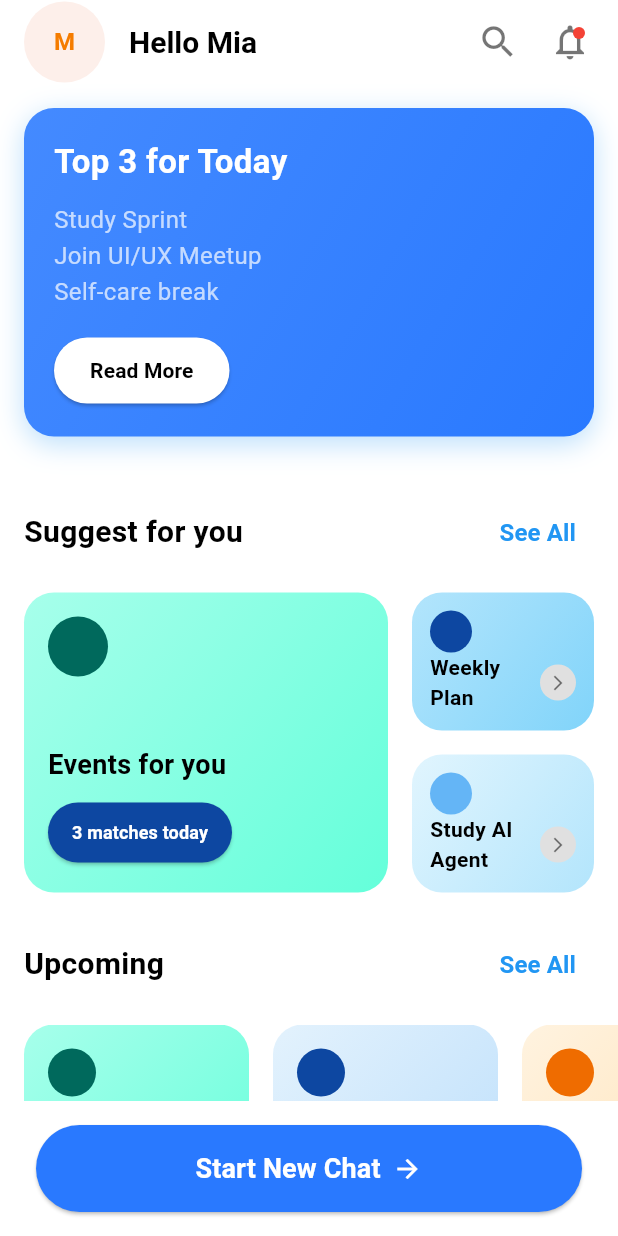
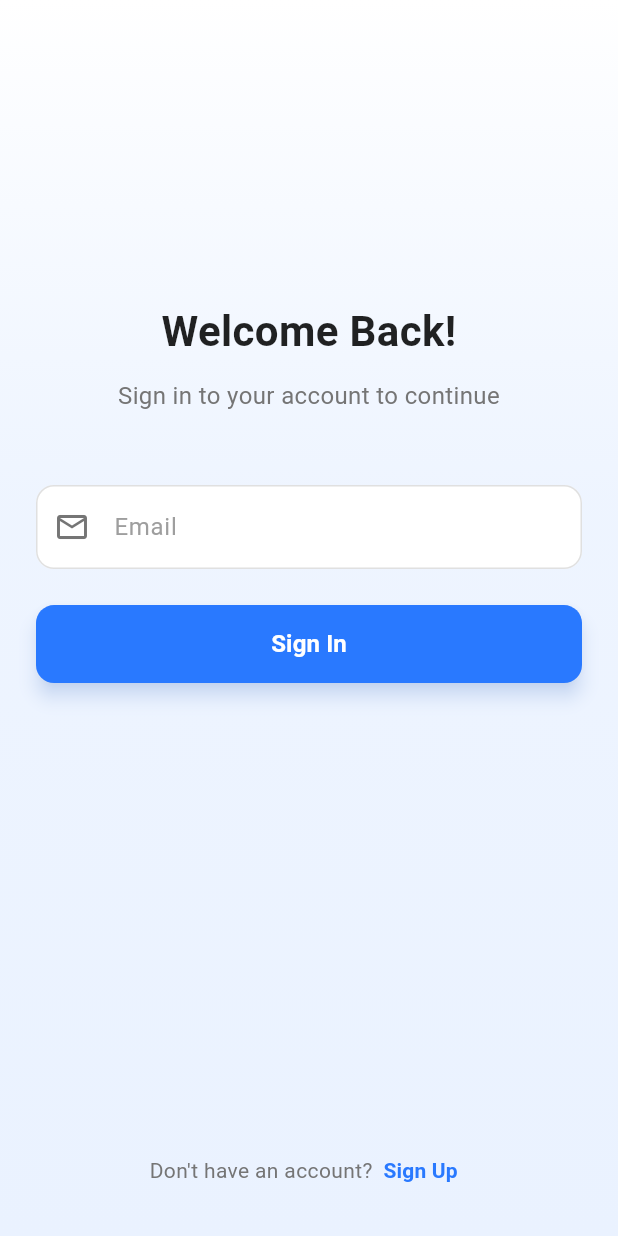
Before and after one commit to essor1234/campussync, a Flutter app: the screen it shows after launch, on a phone screen of 412 x 824 dp. Run offline on Flutter 3.47's test engine with Material 3 defaults, Android fonts, the phone set to English and light mode, and no system bars; our stand-ins replace flutter_dotenv, sqflite; accounts and stored records are empty.

Commit message:
Update login/register U/Change logic

```diff
--- a/lib/main.dart
+++ b/lib/main.dart
@@ -1,22 +1,23 @@
 // main.dart
 import 'package:campussync/providers/chat_provider.dart';
+import 'package:campussync/providers/user_provider.dart';
+import 'package:campussync/providers/schedule_provider.dart';
+import 'package:campussync/providers/event_provider.dart';
+import 'package:campussync/screens/auth/login_screen.dart';
+import 'package:campussync/screens/auth/register_screen.dart';
 import 'package:campussync/screens/event/events_screen.dart';
 import 'package:campussync/screens/home/home_screen.dart';
 import 'package:campussync/screens/schedule/schedule_screen.dart';
-import 'screens/aiAgent/smart_screen.dart';
+import 'package:campussync/screens/aiAgent/smart_screen.dart';
 import 'package:flutter/material.dart';
 import 'package:flutter_dotenv/flutter_dotenv.dart';
 import 'package:provider/provider.dart';
-
-import 'providers/user_provider.dart';
-import 'providers/schedule_provider.dart';
-import 'providers/event_provider.dart';
-import 'utils/routes.dart';
+import 'package:campussync/utils/routes.dart';
 
 void main() async {
   WidgetsFlutterBinding.ensureInitialized();
 
-  // Load .env (must be in project raíz + listed in pubspec.yaml assets)
+  // Load .env (must be in project root + listed in pubspec.yaml assets)
   await dotenv.load(fileName: ".env");
 
   runApp(const MyApp());
@@ -39,7 +40,7 @@ class MyApp extends StatelessWidget {
       ],
       child: MaterialApp(
         debugShowCheckedModeBanner: false,
-        title: 'School Management',
+        title: 'CampusSync', // Updated to match your app name
         theme: ThemeData(
           primarySwatch: Colors.blue,
           scaffoldBackgroundColor: Colors.white,
@@ -47,18 +48,21 @@ class MyApp extends StatelessWidget {
             border: OutlineInputBorder(),
           ),
         ),
+        // Remove the 'routes' map to avoid conflicts—rely on onGenerateRoute for all
+        // **TESTING** – uncomment if you want to bypass auth temporarily
+        // home: const StudySmartScreen(),  // Or HomeScreen() for full flow
 
-        // **TESTING** – go straight to the AI screen
-        home: const HomeScreen(),
-        routes: {
-          '/study': (context) => const StudySmartScreen(),
-          '/events': (context) => const EventScreen(),
-          '/schedule': (context) => const ScheduleScreen(),
-        },
-
-        // Keep your normal routing for later
-        // initialRoute: Routes.login,
-        // onGenerateRoute: Routes.generateRoute,
+        // Standard auth flow: Start at login, auto-redirect if already logged in
+        home: Consumer<UserProvider>(
+          builder: (context, userProvider, child) {
+            if (userProvider.user != null) {
+              return const HomeScreen();
+            }
+            return const LoginScreen();
+          },
+        ),
+        onGenerateRoute: Routes
+            .generateRoute, // Handles all named routes (login, home, etc.)
       ),
     );
   }
--- /dev/null
+++ b/lib/screens/auth/auth_bottom_link.dart
@@ -0,0 +1,40 @@
+// TODO Implement this library.
+import 'package:flutter/material.dart';
+import 'auth_layout.dart'; // For kAuthBlue
+
+class AuthBottomLink extends StatelessWidget {
+  final String text;
+  final String linkText;
+  final VoidCallback onTap;
+
+  const AuthBottomLink({
+    super.key,
+    required this.text,
+    required this.linkText,
+    required this.onTap,
+  });
+
+  @override
+  Widget build(BuildContext context) {
+    return Row(
+      mainAxisAlignment: MainAxisAlignment.center,
+      children: [
+        Text(text, style: TextStyle(color: Colors.grey.shade600, fontSize: 14)),
+        TextButton(
+          onPressed: onTap,
+          style: TextButton.styleFrom(
+            padding: const EdgeInsets.symmetric(horizontal: 4),
+          ),
+          child: Text(
+            linkText,
+            style: const TextStyle(
+              color: kAuthBlue,
+              fontSize: 14,
+              fontWeight: FontWeight.bold,
+            ),
+          ),
+        ),
+      ],
+    );
+  }
+}
--- /dev/null
+++ b/lib/screens/auth/auth_layout.dart
@@ -0,0 +1,36 @@
+// TODO Implement this library.
+import 'package:flutter/material.dart';
+
+// Colors sampled from the new design
+const kAuthBlue = Color(0xFF2979FF);
+final kAuthBackgroundGradient = LinearGradient(
+  begin: Alignment.topCenter,
+  end: Alignment.bottomCenter,
+  colors: [
+    Colors.white,
+    const Color(0xFFEAF2FF).withOpacity(0.8),
+    const Color(0xFFEAF2FF),
+  ],
+  stops: const [0.0, 0.4, 1.0],
+);
+
+class AuthLayout extends StatelessWidget {
+  final Widget child;
+  const AuthLayout({super.key, required this.child});
+
+  @override
+  Widget build(BuildContext context) {
+    return Scaffold(
+      // Use a container for the gradient background
+      body: Container(
+        decoration: BoxDecoration(gradient: kAuthBackgroundGradient),
+        child: SafeArea(
+          child: Padding(
+            padding: const EdgeInsets.symmetric(horizontal: 24.0),
+            child: child,
+          ),
+        ),
+      ),
+    );
+  }
+}
--- /dev/null
+++ b/lib/screens/auth/auth_primary_button.dart
@@ -0,0 +1,45 @@
+// TODO Implement this library.
+import 'package:flutter/material.dart';
+import 'auth_layout.dart'; // For kAuthBlue
+
+class AuthPrimaryButton extends StatelessWidget {
+  final String text;
+  final bool isLoading;
+  final VoidCallback onPressed;
+
+  const AuthPrimaryButton({
+    super.key,
+    required this.text,
+    required this.isLoading,
+    required this.onPressed,
+  });
+
+  @override
+  Widget build(BuildContext context) {
+    return ElevatedButton(
+      style: ElevatedButton.styleFrom(
+        backgroundColor: kAuthBlue,
+        foregroundColor: Colors.white,
+        minimumSize: const Size(double.infinity, 52),
+        shape: RoundedRectangleBorder(borderRadius: BorderRadius.circular(12)),
+        elevation: 5,
+        shadowColor: kAuthBlue.withOpacity(0.3),
+      ),
+      // Disable button when loading
+      onPressed: isLoading ? null : onPressed,
+      child: isLoading
+          ? const SizedBox(
+              width: 24,
+              height: 24,
+              child: CircularProgressIndicator(
+                color: Colors.white,
+                strokeWidth: 3,
+              ),
+            )
+          : Text(
+              text,
+              style: const TextStyle(fontSize: 16, fontWeight: FontWeight.bold),
+            ),
+    );
+  }
+}
--- /dev/null
+++ b/lib/screens/auth/auth_text_field.dart
@@ -0,0 +1,45 @@
+// TODO Implement this library.
+import 'package:flutter/material.dart';
+
+class AuthTextField extends StatelessWidget {
+  final TextEditingController controller;
+  final String hintText;
+  final IconData icon;
+
+  const AuthTextField({
+    super.key,
+    required this.controller,
+    required this.hintText,
+    required this.icon,
+  });
+
+  @override
+  Widget build(BuildContext context) {
+    return TextField(
+      controller: controller,
+      keyboardType: hintText == "Email"
+          ? TextInputType.emailAddress
+          : TextInputType.text,
+      decoration: InputDecoration(
+        hintText: hintText,
+        hintStyle: TextStyle(color: Colors.grey.shade500),
+        prefixIcon: Icon(icon, color: Colors.grey.shade600),
+        filled: true,
+        fillColor: Colors.white,
+        contentPadding: const EdgeInsets.symmetric(vertical: 16),
+        border: OutlineInputBorder(
+          borderRadius: BorderRadius.circular(12),
+          borderSide: BorderSide(color: Colors.grey.shade300, width: 1.0),
+        ),
+        enabledBorder: OutlineInputBorder(
+          borderRadius: BorderRadius.circular(12),
+          borderSide: BorderSide(color: Colors.grey.shade300, width: 1.0),
+        ),
+        focusedBorder: OutlineInputBorder(
+          borderRadius: BorderRadius.circular(12),
+          borderSide: BorderSide(color: const Color(0xFF2979FF), width: 1.5),
+        ),
+      ),
+    );
+  }
+}
--- a/lib/screens/auth/login_screen.dart
+++ b/lib/screens/auth/login_screen.dart
@@ -2,6 +2,10 @@ import 'package:flutter/material.dart';
 import 'package:provider/provider.dart';
 import '../../providers/user_provider.dart';
 import '../../utils/routes.dart';
+import 'auth_layout.dart';
+import 'auth_primary_button.dart';
+import 'auth_text_field.dart';
+import 'auth_bottom_link.dart';
 
 class LoginScreen extends StatefulWidget {
   const LoginScreen({super.key});
@@ -18,21 +22,43 @@ class _LoginScreenState extends State<LoginScreen> {
   Widget build(BuildContext context) {
     final userProvider = Provider.of<UserProvider>(context, listen: false);
 
-    return Scaffold(
-      appBar: AppBar(title: const Text('Login')),
-      body: Padding(
-        padding: const EdgeInsets.all(16),
+    return AuthLayout(
       child: Column(
+        mainAxisAlignment: MainAxisAlignment.center,
+        crossAxisAlignment: CrossAxisAlignment.stretch,
         children: [
-            TextField(
+          const Spacer(flex: 2),
+          // --- Header ---
+          const Text(
+            'Welcome Back!',
+            textAlign: TextAlign.center,
+            style: TextStyle(
+              fontSize: 28,
+              fontWeight: FontWeight.bold,
+              color: Colors.black87,
+            ),
+          ),
+          const SizedBox(height: 12),
+          Text(
+            'Sign in to your account to continue',
+            textAlign: TextAlign.center,
+            style: TextStyle(fontSize: 16, color: Colors.grey.shade600),
+          ),
+          const SizedBox(height: 48),
+
+          // --- Form ---
+          AuthTextField(
             controller: _emailController,
-              decoration: const InputDecoration(labelText: 'Email'),
+            hintText: 'Email',
+            icon: Icons.email_outlined,
           ),
           const SizedBox(height: 24),
-            ElevatedButton(
-              onPressed: _loading
-                  ? null
-                  : () async {
+
+          // --- Login Button ---
+          AuthPrimaryButton(
+            text: 'Sign In',
+            isLoading: _loading,
+            onPressed: () async {
               final email = _emailController.text.trim();
               if (email.isEmpty) return;
 
@@ -43,6 +69,8 @@ class _LoginScreenState extends State<LoginScreen> {
                   ScaffoldMessenger.of(context).showSnackBar(
                     const SnackBar(content: Text('Login successful!')),
                   );
+                  // Navigate to home after successful login (matching your Routes.home)
+                  Navigator.pushReplacementNamed(context, Routes.home);
                 }
               } catch (e) {
                 if (context.mounted) {
@@ -54,19 +82,19 @@ class _LoginScreenState extends State<LoginScreen> {
                 if (mounted) setState(() => _loading = false);
               }
             },
-              child: _loading
-                  ? const CircularProgressIndicator(color: Colors.white)
-                  : const Text('Login'),
           ),
-            const SizedBox(height: 16),
-            TextButton(
-              onPressed: () {
+          const Spacer(flex: 3),
+
+          // --- Bottom Link ---
+          AuthBottomLink(
+            text: "Don't have an account?",
+            linkText: 'Sign Up',
+            onTap: () {
               Navigator.pushNamed(context, Routes.register);
             },
-              child: const Text('Create an account'),
           ),
+          const SizedBox(height: 20), // Padding from bottom
         ],
-        ),
       ),
     );
   }
--- a/lib/screens/home/home_screen.dart
+++ b/lib/screens/home/home_screen.dart
@@ -1,4 +1,5 @@
 // lib/screens/home/home_screen.dart
+import 'package:campussync/providers/user_provider.dart';
 import 'package:campussync/screens/home/home_section_header.dart';
 import 'package:campussync/screens/home/home_suggestion_card.dart';
 import 'package:campussync/screens/home/home_bottom_chat_bar.dart';
@@ -7,6 +8,7 @@ import 'package:campussync/screens/home/home_top_card.dart';
 import 'package:campussync/screens/home/home_upcoming_card.dart';
 import 'package:flutter/material.dart';
 import 'package:flutter/services.dart';
+import 'package:provider/provider.dart';
 
 // --- Color & Gradient Constants ---
 const kHomeTopCardGradient = LinearGradient(
@@ -56,7 +58,7 @@ class HomeScreen extends StatelessWidget {
 
     return Scaffold(
       backgroundColor: Colors.white,
-      appBar: _buildAppBar(),
+      appBar: _buildAppBar(context),
       body: SingleChildScrollView(
         child: Column(
           children: [
@@ -73,28 +75,33 @@ class HomeScreen extends StatelessWidget {
     );
   }
 
-  PreferredSizeWidget _buildAppBar() {
+  PreferredSizeWidget _buildAppBar(BuildContext context) {
+    final userProvider = Provider.of<UserProvider>(context);
+    final userName = userProvider.user?.name ?? 'User';
+    final userInitial =
+        userProvider.user?.name?.substring(0, 1).toUpperCase() ?? 'U';
+
     return AppBar(
       backgroundColor: Colors.white,
       elevation: 0,
       leadingWidth: 70,
-      leading: const Padding(
-        padding: EdgeInsets.only(left: 16.0),
+      leading: Padding(
+        padding: const EdgeInsets.only(left: 16.0),
         child: CircleAvatar(
           radius: 22,
-          backgroundColor: Color(0xFFFDEFEA),
+          backgroundColor: const Color(0xFFFDEFEA),
           child: Text(
-            'M',
-            style: TextStyle(
+            userInitial,
+            style: const TextStyle(
               color: Color(0xFFF57C00),
               fontWeight: FontWeight.bold,
             ),
           ),
         ),
       ),
-      title: const Text(
-        'Hello Mia',
-        style: TextStyle(
+      title: Text(
+        'Hello $userName',
+        style: const TextStyle(
           color: Colors.black,
           fontWeight: FontWeight.bold,
           fontSize: 20,
--- a/lib/utils/routes.dart
+++ b/lib/utils/routes.dart
@@ -3,6 +3,8 @@ import 'package:campussync/screens/schedule/schedule_screen.dart';
 import 'package:flutter/material.dart';
 import '../screens/auth/login_screen.dart';
 import '../screens/auth/register_screen.dart';
+import '../screens/aiAgent/smart_screen.dart';
+import '../screens/home/home_screen.dart';
 // import other screens later (home, dashboard, etc.)
 
 class Routes {
@@ -10,6 +12,8 @@ class Routes {
   static const String register = '/register';
   static const String events = '/events';
   static const String schedule = '/schedule';
+  static const String home = '/home';
+  static const String study = '/study';
 
   static Route<dynamic> generateRoute(RouteSettings settings) {
     switch (settings.name) {
@@ -21,6 +25,10 @@ class Routes {
         return MaterialPageRoute(builder: (_) => const EventScreen());
       case schedule:
         return MaterialPageRoute(builder: (_) => const ScheduleScreen());
+      case study:
+        return MaterialPageRoute(builder: (_) => const StudySmartScreen());
+      case home:
+        return MaterialPageRoute(builder: (_) => const HomeScreen());
       default:
         return MaterialPageRoute(
           builder: (_) =>
```
Also changed, not shown: lib/screens/auth/register_screen.dart (+60 -21 lines). Lines whose indentation alone changed are shown as unchanged.
